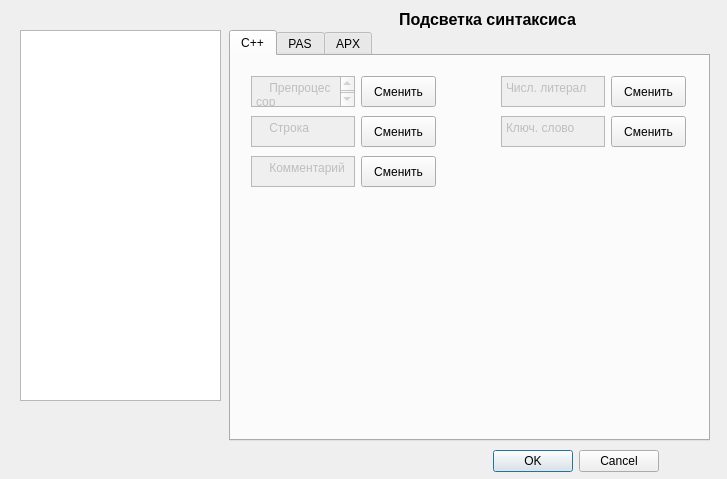
First picture: the form in settingsdialog.ui, repository NOOBS-DevTeam/Appendix, before the edit.
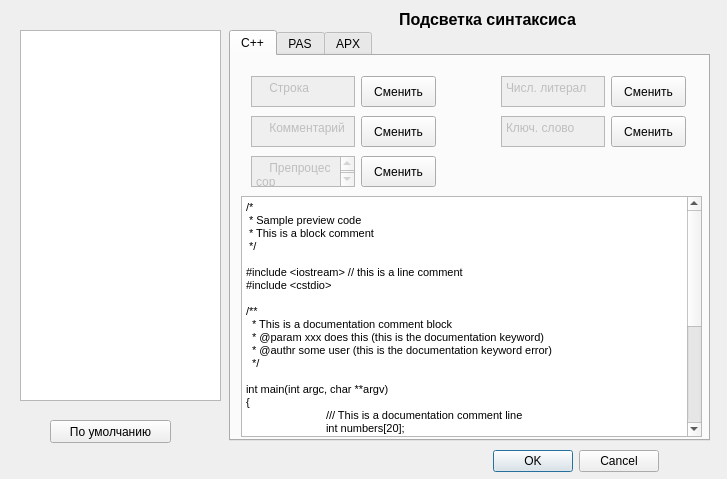
Second picture: the form after the edit. The open tabs and pages were chosen to show the change.

```diff
--- a/settingsdialog.ui
+++ b/settingsdialog.ui
@@ -81,7 +81,7 @@
        <property name="geometry">
         <rect>
          <x>20</x>
-         <y>20</y>
+         <y>100</y>
          <width>104</width>
          <height>31</height>
         </rect>
@@ -100,7 +100,7 @@
        <property name="geometry">
         <rect>
          <x>20</x>
-         <y>60</y>
+         <y>20</y>
          <width>104</width>
          <height>31</height>
         </rect>
@@ -116,7 +116,7 @@
        <property name="geometry">
         <rect>
          <x>20</x>
-         <y>100</y>
+         <y>60</y>
          <width>104</width>
          <height>31</height>
         </rect>
@@ -161,7 +161,7 @@
        <property name="geometry">
         <rect>
          <x>130</x>
-         <y>20</y>
+         <y>100</y>
          <width>75</width>
          <height>31</height>
         </rect>
@@ -174,7 +174,7 @@
        <property name="geometry">
         <rect>
          <x>130</x>
-         <y>60</y>
+         <y>20</y>
          <width>75</width>
          <height>31</height>
         </rect>
@@ -187,7 +187,7 @@
        <property name="geometry">
         <rect>
          <x>130</x>
-         <y>100</y>
+         <y>60</y>
          <width>75</width>
          <height>31</height>
         </rect>
@@ -222,6 +222,61 @@
         <string>Сменить</string>
        </property>
       </widget>
+      <widget class="QTextEdit" name="textEdit">
+       <property name="enabled">
+        <bool>true</bool>
+       </property>
+       <property name="geometry">
+        <rect>
+         <x>10</x>
+         <y>140</y>
+         <width>461</width>
+         <height>241</height>
+        </rect>
+       </property>
+       <property name="readOnly">
+        <bool>true</bool>
+       </property>
+       <property name="html">
+        <string>&lt;!DOCTYPE HTML PUBLIC &quot;-//W3C//DTD HTML 4.0//EN&quot; &quot;http://www.w3.org/TR/REC-html40/strict.dtd&quot;&gt;
+&lt;html&gt;&lt;head&gt;&lt;meta name=&quot;qrichtext&quot; content=&quot;1&quot; /&gt;&lt;style type=&quot;text/css&quot;&gt;
+p, li { white-space: pre-wrap; }
+&lt;/style&gt;&lt;/head&gt;&lt;body style=&quot; font-family:'MS Shell Dlg 2'; font-size:8.25pt; font-weight:400; font-style:normal;&quot;&gt;
+&lt;p style=&quot; margin-top:0px; margin-bottom:0px; margin-left:0px; margin-right:0px; -qt-block-indent:0; text-indent:0px;&quot;&gt;&lt;span style=&quot; font-size:8pt;&quot;&gt;/*&lt;/span&gt;&lt;/p&gt;
+&lt;p style=&quot; margin-top:0px; margin-bottom:0px; margin-left:0px; margin-right:0px; -qt-block-indent:0; text-indent:0px;&quot;&gt;&lt;span style=&quot; font-size:8pt;&quot;&gt; * Sample preview code&lt;/span&gt;&lt;/p&gt;
+&lt;p style=&quot; margin-top:0px; margin-bottom:0px; margin-left:0px; margin-right:0px; -qt-block-indent:0; text-indent:0px;&quot;&gt;&lt;span style=&quot; font-size:8pt;&quot;&gt; * This is a block comment&lt;/span&gt;&lt;/p&gt;
+&lt;p style=&quot; margin-top:0px; margin-bottom:0px; margin-left:0px; margin-right:0px; -qt-block-indent:0; text-indent:0px;&quot;&gt;&lt;span style=&quot; font-size:8pt;&quot;&gt; */&lt;/span&gt;&lt;/p&gt;
+&lt;p style=&quot;-qt-paragraph-type:empty; margin-top:0px; margin-bottom:0px; margin-left:0px; margin-right:0px; -qt-block-indent:0; text-indent:0px; font-size:8pt;&quot;&gt;&lt;br /&gt;&lt;/p&gt;
+&lt;p style=&quot; margin-top:0px; margin-bottom:0px; margin-left:0px; margin-right:0px; -qt-block-indent:0; text-indent:0px;&quot;&gt;&lt;span style=&quot; font-size:8pt;&quot;&gt;#include &amp;lt;iostream&amp;gt; // this is a line comment&lt;/span&gt;&lt;/p&gt;
+&lt;p style=&quot; margin-top:0px; margin-bottom:0px; margin-left:0px; margin-right:0px; -qt-block-indent:0; text-indent:0px;&quot;&gt;&lt;span style=&quot; font-size:8pt;&quot;&gt;#include &amp;lt;cstdio&amp;gt;&lt;/span&gt;&lt;/p&gt;
+&lt;p style=&quot;-qt-paragraph-type:empty; margin-top:0px; margin-bottom:0px; margin-left:0px; margin-right:0px; -qt-block-indent:0; text-indent:0px; font-size:8pt;&quot;&gt;&lt;br /&gt;&lt;/p&gt;
+&lt;p style=&quot; margin-top:0px; margin-bottom:0px; margin-left:0px; margin-right:0px; -qt-block-indent:0; text-indent:0px;&quot;&gt;&lt;span style=&quot; font-size:8pt;&quot;&gt;/**&lt;/span&gt;&lt;/p&gt;
+&lt;p style=&quot; margin-top:0px; margin-bottom:0px; margin-left:0px; margin-right:0px; -qt-block-indent:0; text-indent:0px;&quot;&gt;&lt;span style=&quot; font-size:8pt;&quot;&gt;  * This is a documentation comment block&lt;/span&gt;&lt;/p&gt;
+&lt;p style=&quot; margin-top:0px; margin-bottom:0px; margin-left:0px; margin-right:0px; -qt-block-indent:0; text-indent:0px;&quot;&gt;&lt;span style=&quot; font-size:8pt;&quot;&gt;  * @param xxx does this (this is the documentation keyword)&lt;/span&gt;&lt;/p&gt;
+&lt;p style=&quot; margin-top:0px; margin-bottom:0px; margin-left:0px; margin-right:0px; -qt-block-indent:0; text-indent:0px;&quot;&gt;&lt;span style=&quot; font-size:8pt;&quot;&gt;  * @authr some user (this is the documentation keyword error)&lt;/span&gt;&lt;/p&gt;
+&lt;p style=&quot; margin-top:0px; margin-bottom:0px; margin-left:0px; margin-right:0px; -qt-block-indent:0; text-indent:0px;&quot;&gt;&lt;span style=&quot; font-size:8pt;&quot;&gt;  */&lt;/span&gt;&lt;/p&gt;
+&lt;p style=&quot;-qt-paragraph-type:empty; margin-top:0px; margin-bottom:0px; margin-left:0px; margin-right:0px; -qt-block-indent:0; text-indent:0px; font-size:8pt;&quot;&gt;&lt;br /&gt;&lt;/p&gt;
+&lt;p style=&quot; margin-top:0px; margin-bottom:0px; margin-left:0px; margin-right:0px; -qt-block-indent:0; text-indent:0px;&quot;&gt;&lt;span style=&quot; font-size:8pt;&quot;&gt;int main(int argc, char **argv)&lt;/span&gt;&lt;/p&gt;
+&lt;p style=&quot; margin-top:0px; margin-bottom:0px; margin-left:0px; margin-right:0px; -qt-block-indent:0; text-indent:0px;&quot;&gt;&lt;span style=&quot; font-size:8pt;&quot;&gt;{&lt;/span&gt;&lt;/p&gt;
+&lt;p style=&quot; margin-top:0px; margin-bottom:0px; margin-left:0px; margin-right:0px; -qt-block-indent:0; text-indent:0px;&quot;&gt;&lt;span style=&quot; font-size:8pt;&quot;&gt;	/// This is a documentation comment line&lt;/span&gt;&lt;/p&gt;
+&lt;p style=&quot; margin-top:0px; margin-bottom:0px; margin-left:0px; margin-right:0px; -qt-block-indent:0; text-indent:0px;&quot;&gt;&lt;span style=&quot; font-size:8pt;&quot;&gt;	int numbers[20];&lt;/span&gt;&lt;/p&gt;
+&lt;p style=&quot; margin-top:0px; margin-bottom:0px; margin-left:0px; margin-right:0px; -qt-block-indent:0; text-indent:0px;&quot;&gt;&lt;span style=&quot; font-size:8pt;&quot;&gt;	int average = 0;&lt;/span&gt;&lt;/p&gt;
+&lt;p style=&quot; margin-top:0px; margin-bottom:0px; margin-left:0px; margin-right:0px; -qt-block-indent:0; text-indent:0px;&quot;&gt;&lt;span style=&quot; font-size:8pt;&quot;&gt;	char ch = '\n';&lt;/span&gt;&lt;/p&gt;
+&lt;p style=&quot; margin-top:0px; margin-bottom:0px; margin-left:0px; margin-right:0px; -qt-block-indent:0; text-indent:0px;&quot;&gt;&lt;span style=&quot; font-size:8pt;&quot;&gt;	for (int i = 0; i &amp;lt; 20; ++i) // a breakpoint is set&lt;/span&gt;&lt;/p&gt;
+&lt;p style=&quot; margin-top:0px; margin-bottom:0px; margin-left:0px; margin-right:0px; -qt-block-indent:0; text-indent:0px;&quot;&gt;&lt;span style=&quot; font-size:8pt;&quot;&gt;	{&lt;/span&gt;&lt;/p&gt;
+&lt;p style=&quot; margin-top:0px; margin-bottom:0px; margin-left:0px; margin-right:0px; -qt-block-indent:0; text-indent:0px;&quot;&gt;&lt;span style=&quot; font-size:8pt;&quot;&gt;		numbers[i] = i; // active line (during debugging)&lt;/span&gt;&lt;/p&gt;
+&lt;p style=&quot; margin-top:0px; margin-bottom:0px; margin-left:0px; margin-right:0px; -qt-block-indent:0; text-indent:0px;&quot;&gt;&lt;span style=&quot; font-size:8pt;&quot;&gt;		total += i; // error line&lt;/span&gt;&lt;/p&gt;
+&lt;p style=&quot; margin-top:0px; margin-bottom:0px; margin-left:0px; margin-right:0px; -qt-block-indent:0; text-indent:0px;&quot;&gt;&lt;span style=&quot; font-size:8pt;&quot;&gt;	}&lt;/span&gt;&lt;/p&gt;
+&lt;p style=&quot; margin-top:0px; margin-bottom:0px; margin-left:0px; margin-right:0px; -qt-block-indent:0; text-indent:0px;&quot;&gt;&lt;span style=&quot; font-size:8pt;&quot;&gt;	average = total / 20;&lt;/span&gt;&lt;/p&gt;
+&lt;p style=&quot; margin-top:0px; margin-bottom:0px; margin-left:0px; margin-right:0px; -qt-block-indent:0; text-indent:0px;&quot;&gt;&lt;span style=&quot; font-size:8pt;&quot;&gt;	std::cout &amp;lt;&amp;lt; numbers[0] &amp;lt;&amp;lt; '\n' &amp;lt;&amp;lt; numbers[19] &amp;lt;&amp;lt; '\n';&lt;/span&gt;&lt;/p&gt;
+&lt;p style=&quot; margin-top:0px; margin-bottom:0px; margin-left:0px; margin-right:0px; -qt-block-indent:0; text-indent:0px;&quot;&gt;&lt;span style=&quot; font-size:8pt;&quot;&gt;	std::cout &amp;lt;&amp;lt; &amp;quot;total:&amp;quot; &amp;lt;&amp;lt; total &amp;lt;&amp;lt; &amp;quot;average:&amp;quot; &amp;lt;&amp;lt; average &amp;lt;&amp;lt; '\n';&lt;/span&gt;&lt;/p&gt;
+&lt;p style=&quot; margin-top:0px; margin-bottom:0px; margin-left:0px; margin-right:0px; -qt-block-indent:0; text-indent:0px;&quot;&gt;&lt;span style=&quot; font-size:8pt;&quot;&gt;	std::cout &amp;lt;&amp;lt; &amp;quot;Press any key...&amp;quot; &amp;lt;&amp;lt; '\n';&lt;/span&gt;&lt;/p&gt;
+&lt;p style=&quot; margin-top:0px; margin-bottom:0px; margin-left:0px; margin-right:0px; -qt-block-indent:0; text-indent:0px;&quot;&gt;&lt;span style=&quot; font-size:8pt;&quot;&gt;	getch();&lt;/span&gt;&lt;/p&gt;
+&lt;p style=&quot; margin-top:0px; margin-bottom:0px; margin-left:0px; margin-right:0px; -qt-block-indent:0; text-indent:0px;&quot;&gt;&lt;span style=&quot; font-size:8pt;&quot;&gt;}&lt;/span&gt;&lt;/p&gt;
+&lt;p style=&quot;-qt-paragraph-type:empty; margin-top:0px; margin-bottom:0px; margin-left:0px; margin-right:0px; -qt-block-indent:0; text-indent:0px; font-size:8pt;&quot;&gt;&lt;br /&gt;&lt;/p&gt;
+&lt;p style=&quot;-qt-paragraph-type:empty; margin-top:0px; margin-bottom:0px; margin-left:0px; margin-right:0px; -qt-block-indent:0; text-indent:0px; font-size:8pt;&quot;&gt;&lt;br /&gt;&lt;/p&gt;&lt;/body&gt;&lt;/html&gt;</string>
+       </property>
+      </widget>
      </widget>
      <widget class="QWidget" name="tab_2">
       <attribute name="title">
@@ -380,6 +435,19 @@
     </rect>
    </property>
   </widget>
+  <widget class="QPushButton" name="pushButton_10">
+   <property name="geometry">
+    <rect>
+     <x>50</x>
+     <y>420</y>
+     <width>121</width>
+     <height>23</height>
+    </rect>
+   </property>
+   <property name="text">
+    <string>По умолчанию</string>
+   </property>
+  </widget>
  </widget>
  <resources/>
  <connections>
```
Left out of the diff: 30 changed lines with no effect on the pictures.
